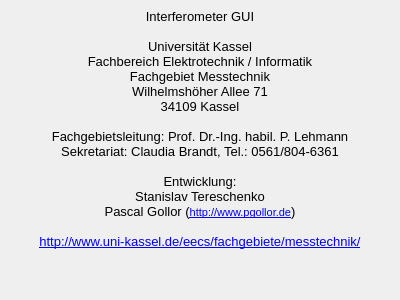
The window that about.ui (pgollor/pyGUI) describes before a commit, drawn with Qt 5.
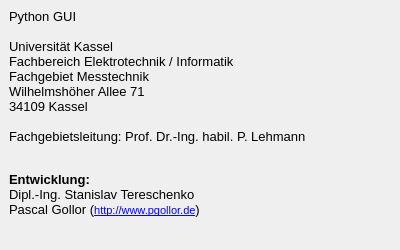
The same window after the commit.

Diff of the .ui file:
```diff
--- a/about.ui
+++ b/about.ui
@@ -7,7 +7,7 @@
     <x>0</x>
     <y>0</y>
     <width>400</width>
-    <height>300</height>
+    <height>250</height>
    </rect>
   </property>
   <property name="sizePolicy">
@@ -19,13 +19,13 @@
   <property name="minimumSize">
    <size>
     <width>400</width>
-    <height>300</height>
+    <height>250</height>
    </size>
   </property>
   <property name="maximumSize">
    <size>
     <width>400</width>
-    <height>300</height>
+    <height>250</height>
    </size>
   </property>
   <property name="windowTitle">
@@ -37,7 +37,7 @@
      <x>5</x>
      <y>5</y>
      <width>390</width>
-     <height>290</height>
+     <height>250</height>
     </rect>
    </property>
    <property name="palette">
@@ -91,22 +91,20 @@
 &lt;html&gt;&lt;head&gt;&lt;meta name=&quot;qrichtext&quot; content=&quot;1&quot; /&gt;&lt;style type=&quot;text/css&quot;&gt;
 p, li { white-space: pre-wrap; }
 &lt;/style&gt;&lt;/head&gt;&lt;body style=&quot; font-family:'MS Shell Dlg 2'; font-size:8.25pt; font-weight:400; font-style:normal;&quot;&gt;
-&lt;p align=&quot;center&quot; style=&quot; margin-top:0px; margin-bottom:0px; margin-left:0px; margin-right:0px; -qt-block-indent:0; text-indent:0px;&quot;&gt;&lt;span style=&quot; font-family:'Sans'; font-size:10pt;&quot;&gt;Interferometer GUI&lt;/span&gt;&lt;/p&gt;
-&lt;p align=&quot;center&quot; style=&quot;-qt-paragraph-type:empty; margin-top:0px; margin-bottom:0px; margin-left:0px; margin-right:0px; -qt-block-indent:0; text-indent:0px; font-family:'Sans'; font-size:10pt;&quot;&gt;&lt;br /&gt;&lt;/p&gt;
-&lt;p align=&quot;center&quot; style=&quot; margin-top:0px; margin-bottom:0px; margin-left:0px; margin-right:0px; -qt-block-indent:0; text-indent:0px;&quot;&gt;&lt;span style=&quot; font-family:'sans-serif'; font-size:10pt;&quot;&gt;Universität Kassel&lt;/span&gt;&lt;/p&gt;
-&lt;p align=&quot;center&quot; style=&quot; margin-top:0px; margin-bottom:0px; margin-left:0px; margin-right:0px; -qt-block-indent:0; text-indent:0px;&quot;&gt;&lt;span style=&quot; font-family:'sans-serif'; font-size:10pt;&quot;&gt;Fachbereich Elektrotechnik / Informatik&lt;/span&gt;&lt;/p&gt;
-&lt;p align=&quot;center&quot; style=&quot; margin-top:0px; margin-bottom:0px; margin-left:0px; margin-right:0px; -qt-block-indent:0; text-indent:0px;&quot;&gt;&lt;span style=&quot; font-family:'sans-serif'; font-size:10pt;&quot;&gt;Fachgebiet Messtechnik&lt;/span&gt;&lt;/p&gt;
-&lt;p align=&quot;center&quot; style=&quot; margin-top:0px; margin-bottom:0px; margin-left:0px; margin-right:0px; -qt-block-indent:0; text-indent:0px;&quot;&gt;&lt;span style=&quot; font-family:'sans-serif'; font-size:10pt;&quot;&gt;Wilhelmshöher Allee 71&lt;/span&gt;&lt;/p&gt;
-&lt;p align=&quot;center&quot; style=&quot; margin-top:0px; margin-bottom:0px; margin-left:0px; margin-right:0px; -qt-block-indent:0; text-indent:0px;&quot;&gt;&lt;span style=&quot; font-family:'sans-serif'; font-size:10pt;&quot;&gt;34109 Kassel&lt;/span&gt;&lt;/p&gt;
-&lt;p align=&quot;center&quot; style=&quot;-qt-paragraph-type:empty; margin-top:0px; margin-bottom:0px; margin-left:0px; margin-right:0px; -qt-block-indent:0; text-indent:0px; font-family:'sans-serif'; font-size:10pt;&quot;&gt;&lt;br /&gt;&lt;/p&gt;
-&lt;p align=&quot;center&quot; style=&quot; margin-top:0px; margin-bottom:0px; margin-left:0px; margin-right:0px; -qt-block-indent:0; text-indent:0px;&quot;&gt;&lt;span style=&quot; font-family:'sans-serif'; font-size:10pt;&quot;&gt;Fachgebietsleitung: Prof. Dr.-Ing. habil. P. Lehmann&lt;/span&gt;&lt;/p&gt;
-&lt;p align=&quot;center&quot; style=&quot; margin-top:0px; margin-bottom:0px; margin-left:0px; margin-right:0px; -qt-block-indent:0; text-indent:0px;&quot;&gt;&lt;span style=&quot; font-family:'sans-serif'; font-size:10pt;&quot;&gt;Sekretariat: Claudia Brandt, Tel.: 0561/804-6361&lt;/span&gt;&lt;/p&gt;
-&lt;p align=&quot;center&quot; style=&quot;-qt-paragraph-type:empty; margin-top:0px; margin-bottom:0px; margin-left:0px; margin-right:0px; -qt-block-indent:0; text-indent:0px; font-family:'sans-serif'; font-size:10pt;&quot;&gt;&lt;br /&gt;&lt;/p&gt;
-&lt;p align=&quot;center&quot; style=&quot; margin-top:0px; margin-bottom:0px; margin-left:0px; margin-right:0px; -qt-block-indent:0; text-indent:0px;&quot;&gt;&lt;span style=&quot; font-family:'sans-serif'; font-size:10pt;&quot;&gt;Entwicklung:&lt;/span&gt;&lt;/p&gt;
-&lt;p align=&quot;center&quot; style=&quot; margin-top:0px; margin-bottom:0px; margin-left:0px; margin-right:0px; -qt-block-indent:0; text-indent:0px;&quot;&gt;&lt;span style=&quot; font-family:'sans-serif'; font-size:10pt;&quot;&gt;Stanislav Tereschenko&lt;/span&gt;&lt;/p&gt;
-&lt;p align=&quot;center&quot; style=&quot; margin-top:0px; margin-bottom:0px; margin-left:0px; margin-right:0px; -qt-block-indent:0; text-indent:0px;&quot;&gt;&lt;span style=&quot; font-family:'sans-serif'; font-size:10pt;&quot;&gt;Pascal Gollor (&lt;/span&gt;&lt;a href=&quot;http://www.pgollor.de&quot;&gt;&lt;span style=&quot; font-size:8pt; text-decoration: underline; color:#0000ff;&quot;&gt;http://www.pgollor.de&lt;/span&gt;&lt;/a&gt;&lt;span style=&quot; font-family:'sans-serif'; font-size:10pt;&quot;&gt;)&lt;/span&gt;&lt;/p&gt;
-&lt;p align=&quot;center&quot; style=&quot;-qt-paragraph-type:empty; margin-top:0px; margin-bottom:0px; margin-left:0px; margin-right:0px; -qt-block-indent:0; text-indent:0px; font-family:'sans-serif'; font-size:10pt;&quot;&gt;&lt;br /&gt;&lt;/p&gt;
-&lt;p align=&quot;center&quot; style=&quot; margin-top:0px; margin-bottom:0px; margin-left:0px; margin-right:0px; -qt-block-indent:0; text-indent:0px;&quot;&gt;&lt;a href=&quot;http://www.uni-kassel.de/eecs/fachgebiete/messtechnik/&quot;&gt;&lt;span style=&quot; font-family:'Sans'; font-size:10pt; text-decoration: underline; color:#0000ff;&quot;&gt;http://www.uni-kassel.de/eecs/fachgebiete/messtechnik/&lt;/span&gt;&lt;/a&gt;&lt;/p&gt;&lt;/body&gt;&lt;/html&gt;</string>
+&lt;p align=&quot;justify&quot; style=&quot; margin-top:0px; margin-bottom:0px; margin-left:0px; margin-right:0px; -qt-block-indent:0; text-indent:0px;&quot;&gt;&lt;span style=&quot; font-family:'Sans'; font-size:10pt;&quot;&gt;Python GUI&lt;/span&gt;&lt;/p&gt;
+&lt;p align=&quot;justify&quot; style=&quot;-qt-paragraph-type:empty; margin-top:0px; margin-bottom:0px; margin-left:0px; margin-right:0px; -qt-block-indent:0; text-indent:0px; font-family:'Sans'; font-size:10pt;&quot;&gt;&lt;br /&gt;&lt;/p&gt;
+&lt;p align=&quot;justify&quot; style=&quot; margin-top:0px; margin-bottom:0px; margin-left:0px; margin-right:0px; -qt-block-indent:0; text-indent:0px;&quot;&gt;&lt;span style=&quot; font-family:'sans-serif'; font-size:10pt;&quot;&gt;Universität Kassel&lt;/span&gt;&lt;/p&gt;
+&lt;p align=&quot;justify&quot; style=&quot; margin-top:0px; margin-bottom:0px; margin-left:0px; margin-right:0px; -qt-block-indent:0; text-indent:0px;&quot;&gt;&lt;span style=&quot; font-family:'sans-serif'; font-size:10pt;&quot;&gt;Fachbereich Elektrotechnik / Informatik&lt;/span&gt;&lt;/p&gt;
+&lt;p align=&quot;justify&quot; style=&quot; margin-top:0px; margin-bottom:0px; margin-left:0px; margin-right:0px; -qt-block-indent:0; text-indent:0px;&quot;&gt;&lt;span style=&quot; font-family:'sans-serif'; font-size:10pt;&quot;&gt;Fachgebiet Messtechnik&lt;/span&gt;&lt;/p&gt;
+&lt;p align=&quot;justify&quot; style=&quot; margin-top:0px; margin-bottom:0px; margin-left:0px; margin-right:0px; -qt-block-indent:0; text-indent:0px;&quot;&gt;&lt;span style=&quot; font-family:'sans-serif'; font-size:10pt;&quot;&gt;Wilhelmshöher Allee 71&lt;/span&gt;&lt;/p&gt;
+&lt;p align=&quot;justify&quot; style=&quot; margin-top:0px; margin-bottom:0px; margin-left:0px; margin-right:0px; -qt-block-indent:0; text-indent:0px;&quot;&gt;&lt;span style=&quot; font-family:'sans-serif'; font-size:10pt;&quot;&gt;34109 Kassel&lt;/span&gt;&lt;/p&gt;
+&lt;p align=&quot;justify&quot; style=&quot;-qt-paragraph-type:empty; margin-top:0px; margin-bottom:0px; margin-left:0px; margin-right:0px; -qt-block-indent:0; text-indent:0px; font-family:'sans-serif'; font-size:10pt;&quot;&gt;&lt;br /&gt;&lt;/p&gt;
+&lt;p align=&quot;justify&quot; style=&quot; margin-top:0px; margin-bottom:0px; margin-left:0px; margin-right:0px; -qt-block-indent:0; text-indent:0px;&quot;&gt;&lt;span style=&quot; font-family:'sans-serif'; font-size:10pt;&quot;&gt;Fachgebietsleitung: Prof. Dr.-Ing. habil. P. Lehmann&lt;/span&gt;&lt;/p&gt;
+&lt;p align=&quot;justify&quot; style=&quot;-qt-paragraph-type:empty; margin-top:0px; margin-bottom:0px; margin-left:0px; margin-right:0px; -qt-block-indent:0; text-indent:0px; font-size:8pt;&quot;&gt;&lt;br /&gt;&lt;/p&gt;
+&lt;p align=&quot;justify&quot; style=&quot;-qt-paragraph-type:empty; margin-top:0px; margin-bottom:0px; margin-left:0px; margin-right:0px; -qt-block-indent:0; text-indent:0px; font-family:'sans-serif'; font-size:10pt;&quot;&gt;&lt;br /&gt;&lt;/p&gt;
+&lt;p align=&quot;justify&quot; style=&quot; margin-top:0px; margin-bottom:0px; margin-left:0px; margin-right:0px; -qt-block-indent:0; text-indent:0px;&quot;&gt;&lt;span style=&quot; font-family:'sans-serif'; font-size:10pt; font-weight:600;&quot;&gt;Entwicklung:&lt;/span&gt;&lt;/p&gt;
+&lt;p align=&quot;justify&quot; style=&quot; margin-top:0px; margin-bottom:0px; margin-left:0px; margin-right:0px; -qt-block-indent:0; text-indent:0px;&quot;&gt;&lt;span style=&quot; font-size:10pt;&quot;&gt;Dipl.-Ing. Stanislav Tereschenko&lt;/span&gt;&lt;/p&gt;
+&lt;p align=&quot;justify&quot; style=&quot; margin-top:0px; margin-bottom:0px; margin-left:0px; margin-right:0px; -qt-block-indent:0; text-indent:0px;&quot;&gt;&lt;span style=&quot; font-family:'sans-serif'; font-size:10pt;&quot;&gt;Pascal Gollor (&lt;/span&gt;&lt;a href=&quot;http://www.pgollor.de&quot;&gt;&lt;span style=&quot; font-size:8pt; text-decoration: underline; color:#0000ff;&quot;&gt;http://www.pgollor.de&lt;/span&gt;&lt;/a&gt;&lt;span style=&quot; font-family:'sans-serif'; font-size:10pt;&quot;&gt;)&lt;/span&gt;&lt;/p&gt;&lt;/body&gt;&lt;/html&gt;</string>
    </property>
    <property name="acceptRichText">
     <bool>true</bool>
```
